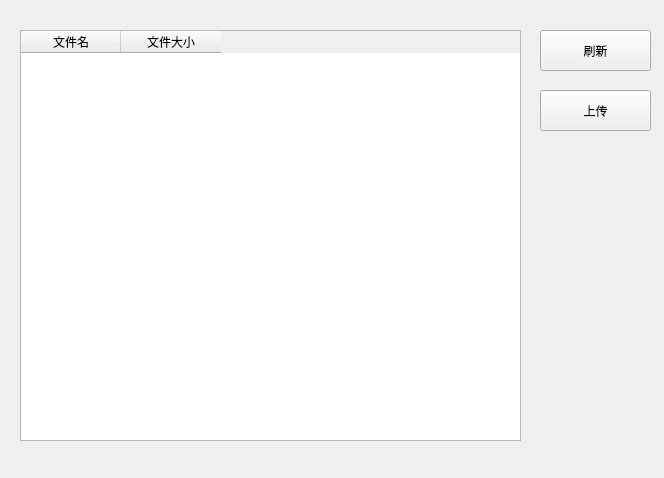
Before: the Qt Designer form xdisk_gui/widget.ui in qiuliw/CloudDriver, drawn with Qt 5.
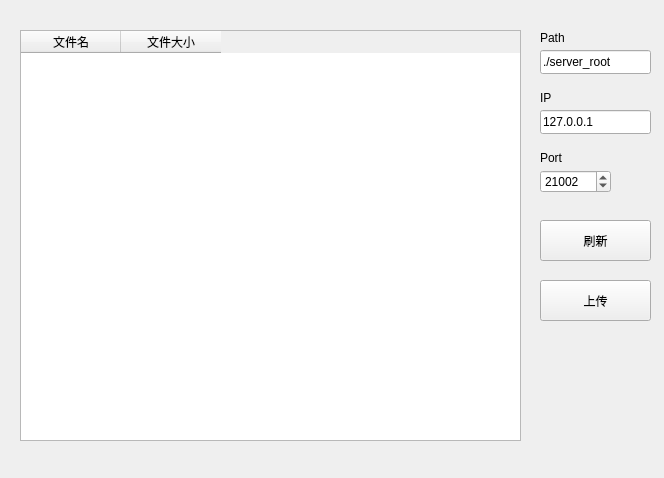
After: the same form once the commit is applied.

The edit to the form file:
```diff
--- a/xdisk_gui/widget.ui
+++ b/xdisk_gui/widget.ui
@@ -17,7 +17,7 @@
    <property name="geometry">
     <rect>
      <x>540</x>
-     <y>30</y>
+     <y>220</y>
      <width>111</width>
      <height>41</height>
     </rect>
@@ -30,7 +30,7 @@
    <property name="geometry">
     <rect>
      <x>540</x>
-     <y>90</y>
+     <y>280</y>
      <width>111</width>
      <height>41</height>
     </rect>
@@ -59,6 +59,87 @@
     </property>
    </column>
   </widget>
+  <widget class="QLineEdit" name="ipEdit">
+   <property name="geometry">
+    <rect>
+     <x>540</x>
+     <y>110</y>
+     <width>111</width>
+     <height>24</height>
+    </rect>
+   </property>
+   <property name="text">
+    <string>127.0.0.1</string>
+   </property>
+  </widget>
+  <widget class="QSpinBox" name="portBox">
+   <property name="geometry">
+    <rect>
+     <x>540</x>
+     <y>170</y>
+     <width>71</width>
+     <height>23</height>
+    </rect>
+   </property>
+   <property name="maximum">
+    <number>65535</number>
+   </property>
+   <property name="value">
+    <number>21002</number>
+   </property>
+  </widget>
+  <widget class="QLabel" name="portLabel">
+   <property name="geometry">
+    <rect>
+     <x>540</x>
+     <y>150</y>
+     <width>46</width>
+     <height>16</height>
+    </rect>
+   </property>
+   <property name="text">
+    <string>Port</string>
+   </property>
+  </widget>
+  <widget class="QLabel" name="ipLabel">
+   <property name="geometry">
+    <rect>
+     <x>540</x>
+     <y>90</y>
+     <width>46</width>
+     <height>16</height>
+    </rect>
+   </property>
+   <property name="text">
+    <string>IP</string>
+   </property>
+  </widget>
+  <widget class="QLineEdit" name="pathEdit">
+   <property name="geometry">
+    <rect>
+     <x>540</x>
+     <y>50</y>
+     <width>111</width>
+     <height>24</height>
+    </rect>
+   </property>
+   <property name="text">
+    <string>./server_root</string>
+   </property>
+  </widget>
+  <widget class="QLabel" name="pathLabel">
+   <property name="geometry">
+    <rect>
+     <x>540</x>
+     <y>30</y>
+     <width>46</width>
+     <height>16</height>
+    </rect>
+   </property>
+   <property name="text">
+    <string>Path</string>
+   </property>
+  </widget>
  </widget>
  <resources/>
  <connections>
```
